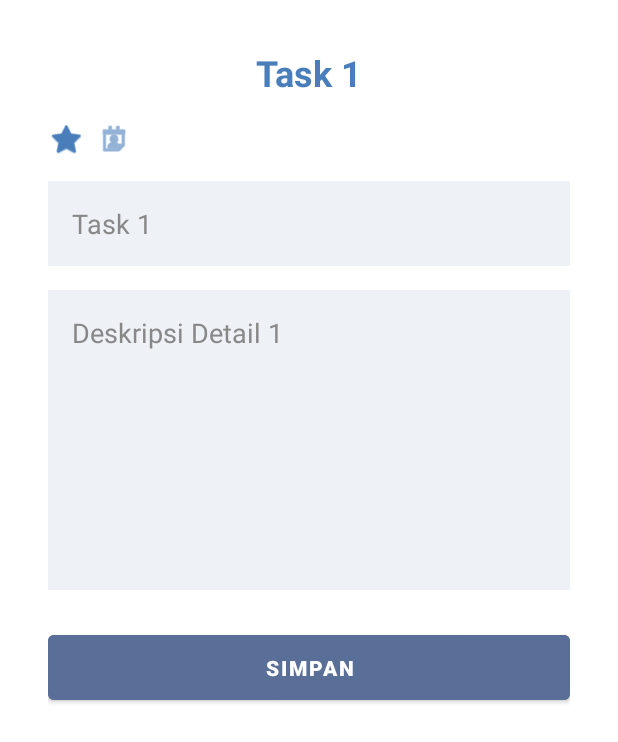
After one commit to dystianen/android-task-manager, an Android app built with Jetpack Compose: the EditTaskActivity screen opened directly, with no data from a screen before it, on a phone screen of 412 x 824 dp. The commit adds this screen. Shown: the top 742 px of the screen. Run offline under Robolectric (Android 15) with nearby library versions, the phone set to English and light mode, and no system bars.

Commit message:
edit task

```diff
--- a/app/src/main/AndroidManifest.xml
+++ b/app/src/main/AndroidManifest.xml
@@ -28,6 +28,11 @@
             android:exported="true"
             android:label="@string/app_name"
             android:theme="@style/Theme.TaskManager" />
+        <activity
+            android:name=".ui.editTask.EditTaskActivity"
+            android:exported="true"
+            android:label="@string/app_name"
+            android:theme="@style/Theme.TaskManager" />
     </application>
 
 </manifest>
--- a/app/src/main/java/com/example/taskmanager/data/model/Task.kt
+++ b/app/src/main/java/com/example/taskmanager/data/model/Task.kt
@@ -7,5 +7,5 @@ data class Task(
     val title: String,
     val description: String,
     val date: LocalDate,
-    val isImportant: Boolean = false
+    val isStarred: Boolean = false
 )
--- /dev/null
+++ b/app/src/main/java/com/example/taskmanager/ui/editTask/EditTaskActivity.kt
@@ -0,0 +1,42 @@
+package com.example.taskmanager.ui.editTask
+
+import android.content.Intent
+import android.os.Bundle
+import android.widget.Button
+import android.widget.EditText
+import android.widget.TextView
+import androidx.appcompat.app.AppCompatActivity
+import com.example.taskmanager.R
+
+class EditTaskActivity : AppCompatActivity() {
+    private lateinit var etTitle: EditText
+    private lateinit var etDescription: EditText
+    private lateinit var etDate: TextView
+    private var taskId: Int = -1
+
+    override fun onCreate(savedInstanceState: Bundle?) {
+        super.onCreate(savedInstanceState)
+        setContentView(R.layout.activity_edit_task)
+
+        etTitle = findViewById(R.id.etTaskName)
+        etDescription = findViewById(R.id.etTaskDescription)
+        etDate = findViewById(R.id.etDate)
+
+        // Load data from intent
+        taskId = intent.getIntExtra("task_id", -1)
+        etTitle.setText(intent.getStringExtra("title"))
+        etDescription.setText(intent.getStringExtra("description"))
+        etDate.setText(intent.getStringExtra("date"))
+
+        findViewById<Button>(R.id.btnSimpan).setOnClickListener {
+            val resultIntent = Intent().apply {
+                putExtra("task_id", taskId)
+                putExtra("title", etTitle.text.toString())
+                putExtra("description", etDescription.text.toString())
+                putExtra("date", etDate.text.toString())
+            }
+            setResult(RESULT_OK, resultIntent)
+            finish()
+        }
+    }
+}
--- a/app/src/main/res/layout/activity_edit_task.xml
+++ b/app/src/main/res/layout/activity_edit_task.xml
@@ -48,6 +48,7 @@
                 tools:ignore="UseAppTint" />
 
             <TextView
+                android:id="@+id/etDate"
                 android:layout_width="wrap_content"
                 android:layout_height="wrap_content"
                 android:text="12 Apr 2025"
```
Also changed, not shown: app/src/main/java/com/example/taskmanager/ui/detail/TaskDetailActivity.kt (deleted, +0 -28 lines), app/src/main/java/com/example/taskmanager/ui/home/MainActivity.kt (+29 -8 lines), app/src/main/java/com/example/taskmanager/ui/home/TaskAdapter.kt (+8 -16 lines).
